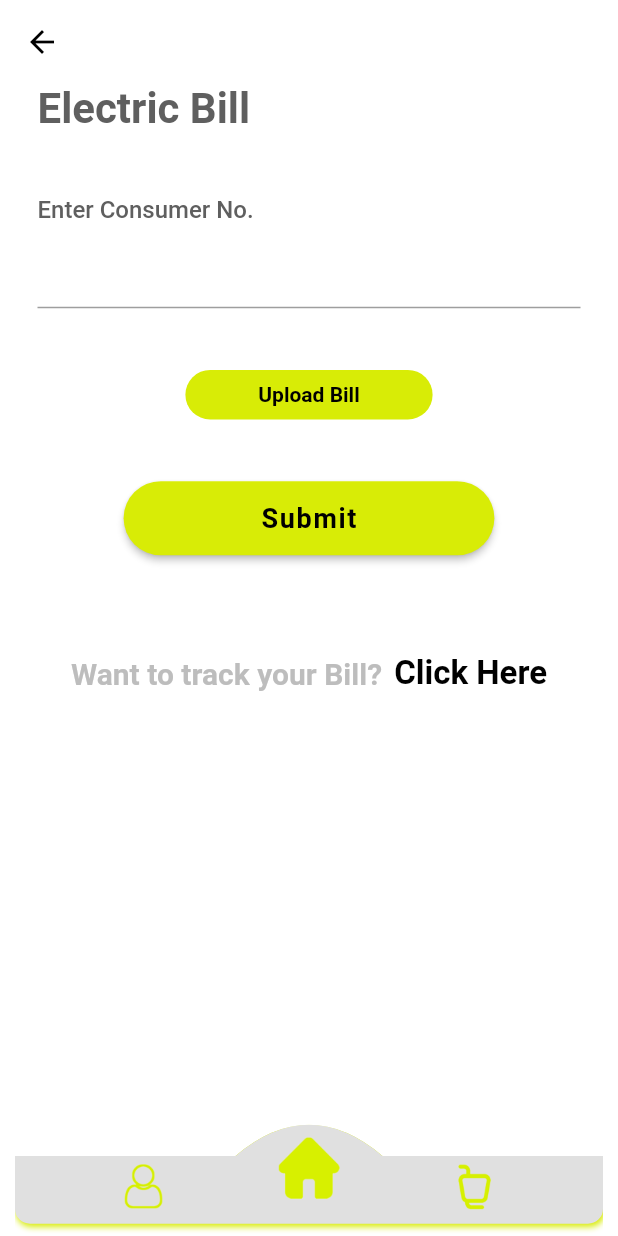
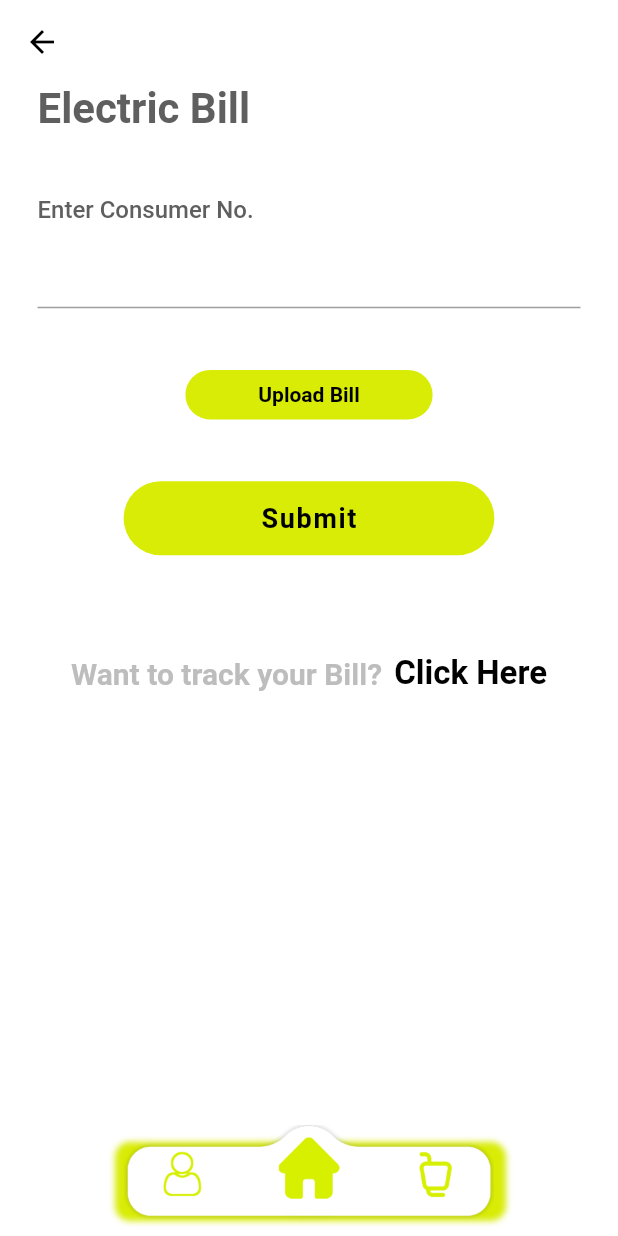
Before and after one commit to iamabhishek229313/hello_mart, a Flutter app: the ElectricBillServiceProviderScreen screen opened directly, on a phone screen of 412 x 824 dp. Run offline on Flutter 3.47's test engine with Material 2 defaults, Android fonts, the phone set to English and light mode, and no system bars; our stand-ins replace carousel_slider, flutter_bloc, location; missing offline and left inert: geocoder.

Commit message:
New Nav bar updates

```diff
--- a/lib/core/bottom_nav_bar.dart
+++ b/lib/core/bottom_nav_bar.dart
@@ -13,21 +13,116 @@ class BottomNavBar extends StatelessWidget {
   @override
   Widget build(BuildContext context) {
     final double screenHeight = MediaQuery.of(context).size.height;
+    // return Padding(
+    //   padding: EdgeInsets.symmetric(horizontal: 10.0),
+    //   child: Align(
+    //     alignment: Alignment.bottomCenter,
+    //     child: ClipPath(
+    //       clipper: MyClipper(),
+    //       child: Container(
+    //         margin: EdgeInsets.only(bottom: screenHeight * 0.01),
+    //         decoration: BoxDecoration(
+    //             borderRadius: BorderRadius.circular(10.0),
+    //             color: Colors.grey.shade300,
+    //             boxShadow: [BoxShadow(offset: Offset(1.0, 2.0), color: kPrimaryDark, blurRadius: 3.0)]),
+    //         height: screenHeight * 0.08,
+    //         width: MediaQuery.of(context).size.width,
+    //         child: Row(
+    //           mainAxisAlignment: MainAxisAlignment.spaceEvenly,
+    //           children: [
+    //             Column(
+    //               mainAxisAlignment: MainAxisAlignment.end,
+    //               children: [
+    //                 InkWell(
+    //                   onTap: () => Navigator.push(context, MaterialPageRoute(builder: (_) => ProfileScreen())),
+    //                   child: Image.asset(
+    //                     'assets/icons/user.png',
+    //                     height: screenHeight * 0.04,
+    //                     width: screenHeight * 0.04,
+    //                   ),
+    //                 ),
+    //                 SizedBox(
+    //                   height: screenHeight * 0.01,
+    //                 )
+    //               ],
+    //             ),
+    //             Column(
+    //               crossAxisAlignment: CrossAxisAlignment.center,
+    //               children: [
+    //                 SizedBox(
+    //                   height: screenHeight * 0.01,
+    //                 ),
+    //                 InkWell(
+    //                   onTap: () {
+    //                     BlocProvider.of<AppStateBloc>(context).add(ChangeScreen(0));
+    //                   },
+    //                   child: Image.asset(
+    //                     'assets/icons/home.png',
+    //                     height: screenHeight * 0.05,
+    //                     width: screenHeight * 0.06,
+    //                   ),
+    //                 ),
+    //               ],
+    //             ),
+    //             Column(
+    //               mainAxisAlignment: MainAxisAlignment.end,
+    //               children: [
+    //                 InkWell(
+    //                   onTap: () {
+    //                     BlocProvider.of<AppStateBloc>(context).add(ChangeScreen(2));
+    //                   },
+    //                   child: Image.asset(
+    //                     'assets/icons/cart.png',
+    //                     height: screenHeight * 0.04,
+    //                     width: screenHeight * 0.04,
+    //                   ),
+    //                 ),
+    //                 SizedBox(
+    //                   height: screenHeight * 0.01,
+    //                 )
+    //               ],
+    //             )
+    //           ],
+    //         ),
+    //       ),
+    //     ),
+    //   ),
+    // );
     return Padding(
       padding: EdgeInsets.symmetric(horizontal: 10.0),
       child: Align(
         alignment: Alignment.bottomCenter,
-        child: ClipPath(
-          clipper: MyClipper(),
         child: Container(
           margin: EdgeInsets.only(bottom: screenHeight * 0.01),
+          height: screenHeight * 0.08,
+          width: MediaQuery.of(context).size.width * 0.7,
+          child: Stack(
+            children: [
+              Align(
+                alignment: Alignment.bottomCenter,
+                child: Column(
+                  mainAxisAlignment: MainAxisAlignment.end,
+                  children: [
+                    Container(
+                      height: screenHeight * 0.063,
+                      width: MediaQuery.of(context).size.width * 0.63,
                       decoration: BoxDecoration(
                           borderRadius: BorderRadius.circular(10.0),
-                color: Colors.grey.shade300,
                           boxShadow: [BoxShadow(offset: Offset(1.0, 2.0), color: kPrimaryDark, blurRadius: 3.0)]),
-            height: screenHeight * 0.08,
-            width: MediaQuery.of(context).size.width,
-            child: Row(
+                    ),
+                    SizedBox(
+                      height: screenHeight * 0.005,
+                    )
+                  ],
+                ),
+              ),
+              Align(
+                child: Image.asset(
+                  'assets/icons/menu.png',
+                  fit: BoxFit.cover,
+                ),
+              ),
+              Row(
                 mainAxisAlignment: MainAxisAlignment.spaceEvenly,
                 children: [
                   Column(
@@ -42,7 +137,7 @@ class BottomNavBar extends StatelessWidget {
                         ),
                       ),
                       SizedBox(
-                      height: screenHeight * 0.01,
+                        height: screenHeight * 0.02,
                       )
                     ],
                   ),
@@ -78,12 +173,13 @@ class BottomNavBar extends StatelessWidget {
                         ),
                       ),
                       SizedBox(
-                      height: screenHeight * 0.01,
+                        height: screenHeight * 0.02,
                       )
                     ],
                   )
                 ],
               ),
+            ],
           ),
         ),
       ),
--- a/lib/screens/product_details/product_details.dart
+++ b/lib/screens/product_details/product_details.dart
@@ -236,7 +236,7 @@ class _ProductDetailsState extends State<ProductDetails> with TickerProviderStat
                                                           "BOOK",
                                                           style: TextStyle(
                                                               fontWeight: FontWeight.bold,
-                                                              fontSize: 18.0,
+                                                              fontSize: 16.0,
                                                               color: kPrimaryDark),
                                                         ),
                                                       ],
--- a/lib/screens/splash_screen.dart
+++ b/lib/screens/splash_screen.dart
@@ -32,7 +32,7 @@ class _SplashScreenState extends State<SplashScreen> {
             height: screenHeight * 0.4,
             width: screenWidth * 0.8,
             color: kGreyDark,
-            fit: BoxFit.cover,
+            fit: BoxFit.contain,
           ),
           Spacer(),
           Align(
--- a/lib/services_screen/electric_bill.dart
+++ b/lib/services_screen/electric_bill.dart
@@ -128,7 +128,7 @@ class _ElectricBillServiceProviderScreenState extends State<ElectricBillServiceP
                                         setState(() {});
                                       }
                                     },
-                                    elevation: 2.0,
+                                    elevation: 0.0,
                                     color: kPrimaryDark,
                                     child: Text(
                                       "Submit",
--- a/lib/services_screen/pharmacy.dart
+++ b/lib/services_screen/pharmacy.dart
@@ -307,7 +307,7 @@ class _RequestForMedicineScreenState extends State<RequestForMedicineScreen> {
                                       setState(() {});
                                     }
                                   },
-                                  elevation: 1.0,
+                                  elevation: 0.0,
                                   color: kPrimaryDark,
                                   child: Text(
                                     "Upload Prescription",
--- a/lib/services_screen/token.dart
+++ b/lib/services_screen/token.dart
@@ -235,7 +235,7 @@ class _TokenServiceProviderScreenState extends State<TokenServiceProviderScreen>
                                         setState(() {});
                                       }
                                     },
-                                    elevation: 2.0,
+                                    elevation: 0.0,
                                     color: kPrimaryDark,
                                     child: Text(
                                       "Book & Pay",
```
Also changed, not shown: assets/icons/menu.png (added), assets/images/logo_png.png. Lines whose indentation alone changed are shown as unchanged.
